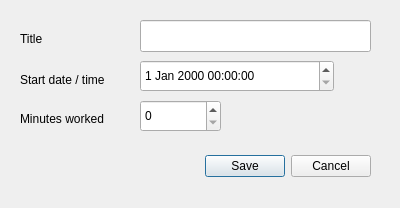
Old version of the form source/editworklogdialog.ui in the repository jaapgeurts/tasklogger.
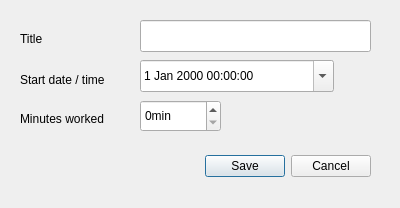
New version of the form.

Diff of the .ui file:
```diff
--- a/source/editworklogdialog.ui
+++ b/source/editworklogdialog.ui
@@ -51,6 +51,9 @@
      <height>32</height>
     </rect>
    </property>
+   <property name="calendarPopup">
+    <bool>true</bool>
+   </property>
   </widget>
   <widget class="QSpinBox" name="spinBox">
    <property name="geometry">
@@ -61,6 +64,12 @@
      <height>32</height>
     </rect>
    </property>
+   <property name="suffix">
+    <string>min</string>
+   </property>
+   <property name="maximum">
+    <number>480</number>
+   </property>
   </widget>
   <widget class="QLabel" name="label">
    <property name="geometry">
```
Left out of the diff: 4 changed lines with no effect on the pictures.
